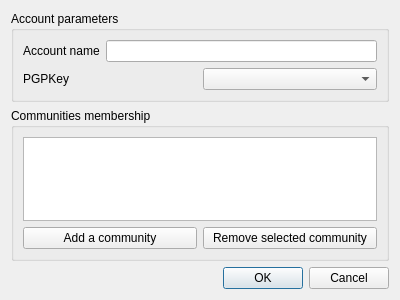
Qt form res/ui/accountConfigurationDialog.ui (duniter/sakia) before a commit.
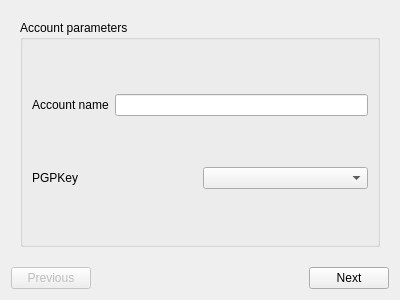
The same form after that commit.

Commit message: New workflow to create accounts and add communities

```diff
--- a/res/ui/accountConfigurationDialog.ui
+++ b/res/ui/accountConfigurationDialog.ui
@@ -18,6 +18,13 @@
   </property>
   <layout class="QVBoxLayout" name="verticalLayout">
    <item>
+    <widget class="QStackedWidget" name="stacked_pages">
+     <property name="currentIndex">
+      <number>0</number>
+     </property>
+     <widget class="QWidget" name="page_init">
+      <layout class="QVBoxLayout" name="verticalLayout_4">
+       <item>
     <widget class="QGroupBox" name="groupBox">
      <property name="title">
       <string>Account parameters</string>
@@ -54,6 +61,10 @@
      </layout>
     </widget>
    </item>
+      </layout>
+     </widget>
+     <widget class="QWidget" name="page__communities">
+      <layout class="QVBoxLayout" name="verticalLayout_5">
    <item>
     <widget class="QGroupBox" name="groupBox_2">
      <property name="title">
@@ -88,15 +99,46 @@
      </layout>
     </widget>
    </item>
+      </layout>
+     </widget>
+    </widget>
+   </item>
    <item>
-    <widget class="QDialogButtonBox" name="button_box">
+    <layout class="QHBoxLayout" name="horizontalLayout_4">
+     <property name="topMargin">
+      <number>5</number>
+     </property>
+     <item>
+      <widget class="QPushButton" name="button_previous">
+       <property name="enabled">
+        <bool>false</bool>
+       </property>
+       <property name="text">
+        <string>Previous</string>
+       </property>
+      </widget>
+     </item>
+     <item>
+      <spacer name="horizontalSpacer">
      <property name="orientation">
       <enum>Qt::Horizontal</enum>
      </property>
-     <property name="standardButtons">
-      <set>QDialogButtonBox::Cancel|QDialogButtonBox::Ok</set>
-     </property>
-    </widget>
+       <property name="sizeHint" stdset="0">
+        <size>
+         <width>40</width>
+         <height>20</height>
+        </size>
+       </property>
+      </spacer>
+     </item>
+     <item>
+      <widget class="QPushButton" name="button_next">
+       <property name="text">
+        <string>Next</string>
+       </property>
+      </widget>
+     </item>
+    </layout>
    </item>
   </layout>
  </widget>
```
Left out of the diff: 66 changed lines with no effect on the pictures. Lines whose indentation alone changed are shown as unchanged. The commit also changes 16 other files.
